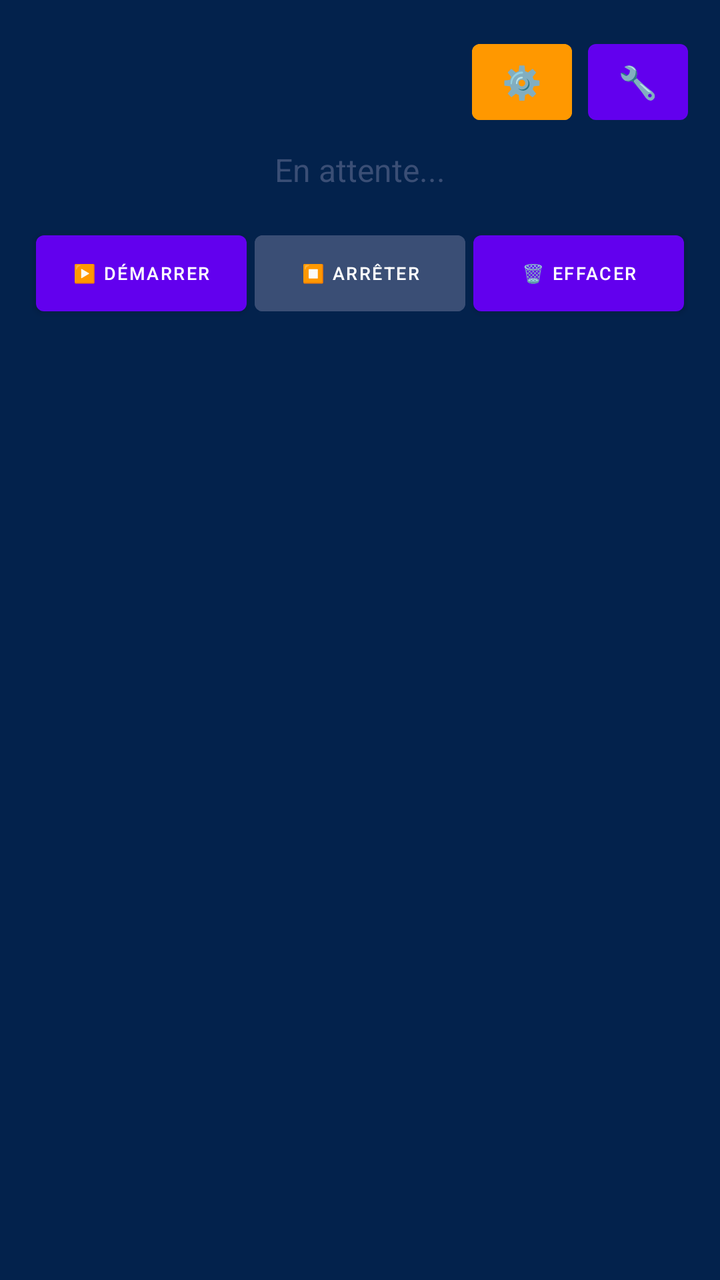
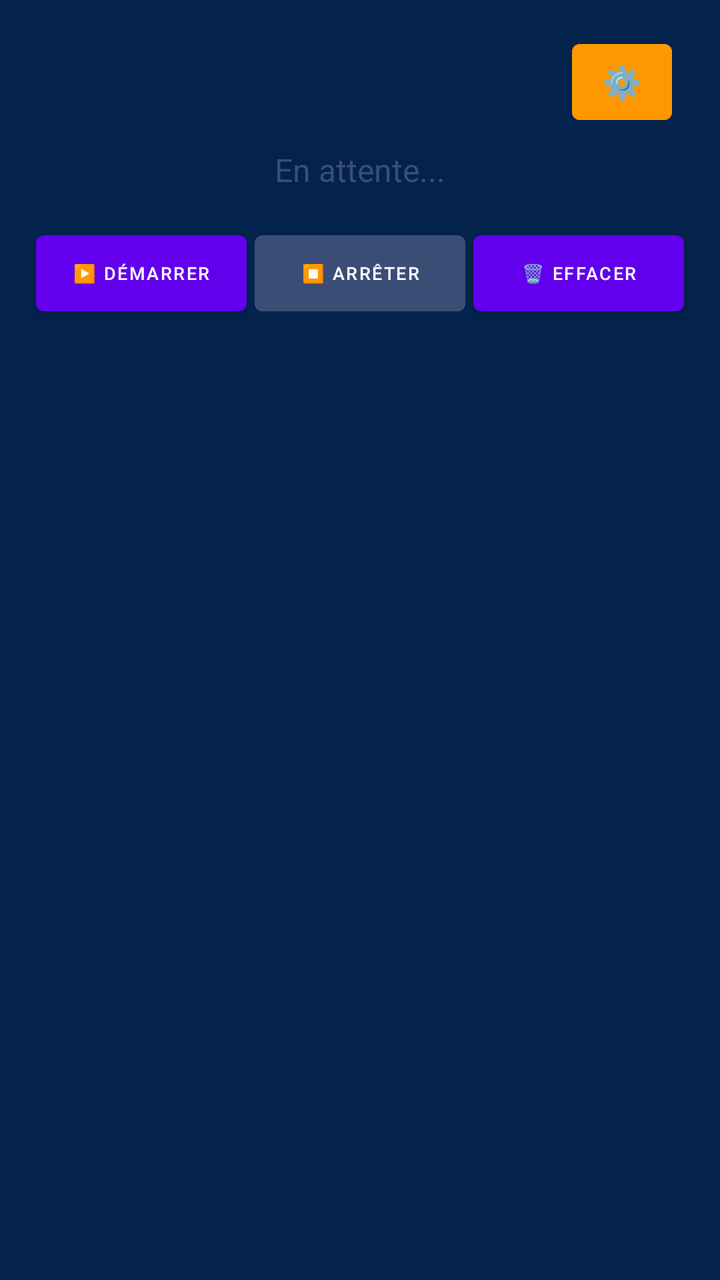

Before-and-after screenshots of an Android layout around one commit, followed by the original layout XML and the change that was made.
<!-- AndroidManifest.xml: activity theme Theme.App.Starting -->
<!-- res/layout/activity_main.xml -->
<?xml version="1.0" encoding="utf-8"?>
<LinearLayout xmlns:android="http://schemas.android.com/apk/res/android"
    android:layout_width="match_parent"
    android:layout_height="match_parent"
    android:orientation="vertical"
    android:padding="16dp"
    android:fitsSystemWindows="true">

    
    <LinearLayout
        android:layout_width="match_parent"
        android:layout_height="wrap_content"
        android:orientation="horizontal"
        android:gravity="end">

        <Button
            android:id="@+id/btnGlobalSettings"
            android:layout_width="50dp"
            android:layout_height="50dp"
            android:text="⚙️"
            android:textSize="16sp"
            android:layout_marginEnd="8dp"
            android:backgroundTint="#FF9800"
            />

        <Button
            android:id="@+id/appModeBtn"
            android:layout_width="50dp"
            android:layout_height="50dp"
            android:text="🔧"
            android:textSize="16sp"
            />
    </LinearLayout>

    
    <TextView
        android:id="@+id/tvStatus"
        android:layout_width="match_parent"
        android:layout_height="wrap_content"
        android:layout_marginTop="8dp"
        android:text="En attente..."
        android:textSize="16sp"
        android:gravity="center"
        android:textColor="@color/grey"/>

    
    <LinearLayout
        android:layout_width="match_parent"
        android:layout_height="wrap_content"
        android:layout_marginTop="16dp"
        android:orientation="horizontal">

        <Button
            android:id="@+id/btnStartScan"
            android:layout_width="0dp"
            android:layout_height="50dp"
            android:layout_weight="1"
            android:layout_marginHorizontal="2dp"
            android:text="▶️ Démarrer"
            android:textSize="9sp"/>

        <Button
            android:id="@+id/btnStopScan"
            android:layout_width="0dp"
            android:layout_height="50dp"
            android:layout_weight="1"
            android:layout_marginHorizontal="2dp"
            android:text="⏹️ Arrêter"
            android:enabled="false"
            android:backgroundTint="@color/grey"
            android:textColor="@color/white"
            android:textSize="9sp"/>

        <Button
            android:id="@+id/btnClearData"
            android:layout_width="0dp"
            android:layout_height="50dp"
            android:layout_weight="1"
            android:layout_marginHorizontal="2dp"
            android:text="🗑️ Effacer"
            android:textSize="9sp"/>
    </LinearLayout>

    
    <EditText
        android:id="@+id/etFileName"
        android:layout_width="match_parent"
        android:layout_height="wrap_content"
        android:layout_marginTop="8dp"
        android:hint="Nom du fichier CSV"
        android:visibility="gone" />

    
    <androidx.recyclerview.widget.RecyclerView
        android:id="@+id/rvPenonCards"
        android:layout_width="match_parent"
        android:layout_height="0dp"
        android:layout_weight="1"
        android:layout_marginTop="16dp" />

</LinearLayout>
<!-- resources referenced by this layout -->
<resources>
  <color name="grey">#3A4E75</color>
  <color name="white">#FFFFFFFF</color>
  <style name="Theme.App.Starting" parent="Theme.MaterialComponents.DayNight">
          <item name="android:windowBackground">@color/sea</item>
          <item name="android:statusBarColor">@color/sea</item>
      </style>
  <color name="sea">#03224C</color>
</resources>

<!-- the commit's change to res/layout/activity_main.xml (unified diff, before → after) -->
@@ -28,6 +28,7 @@
             android:layout_width="50dp"
             android:layout_height="50dp"
             android:text="🔧"
+            android:visibility="gone"
             android:textSize="16sp"
             />
     </LinearLayout>
